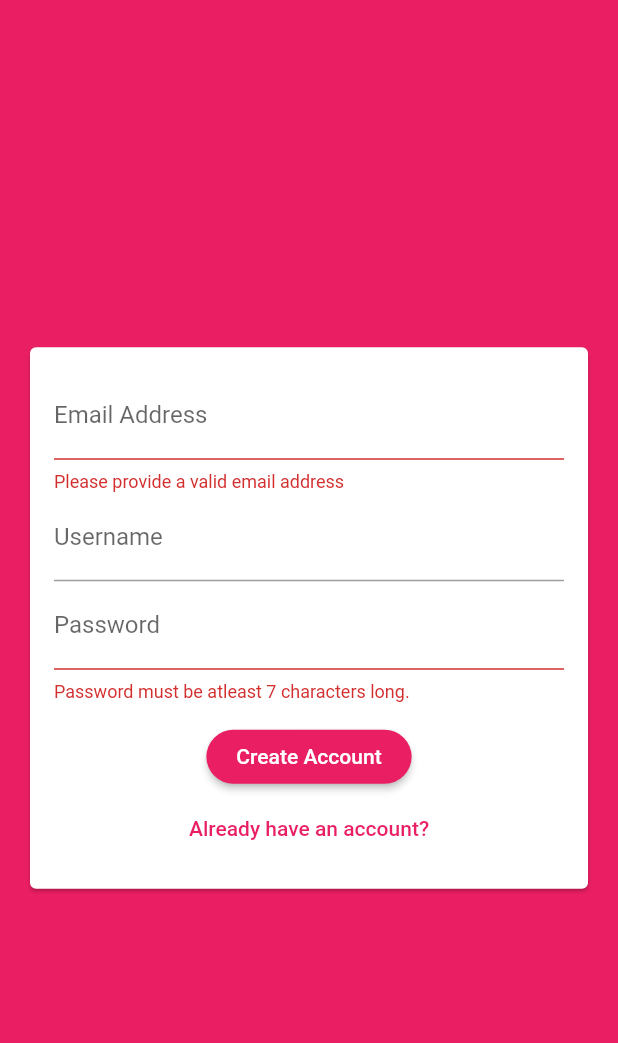
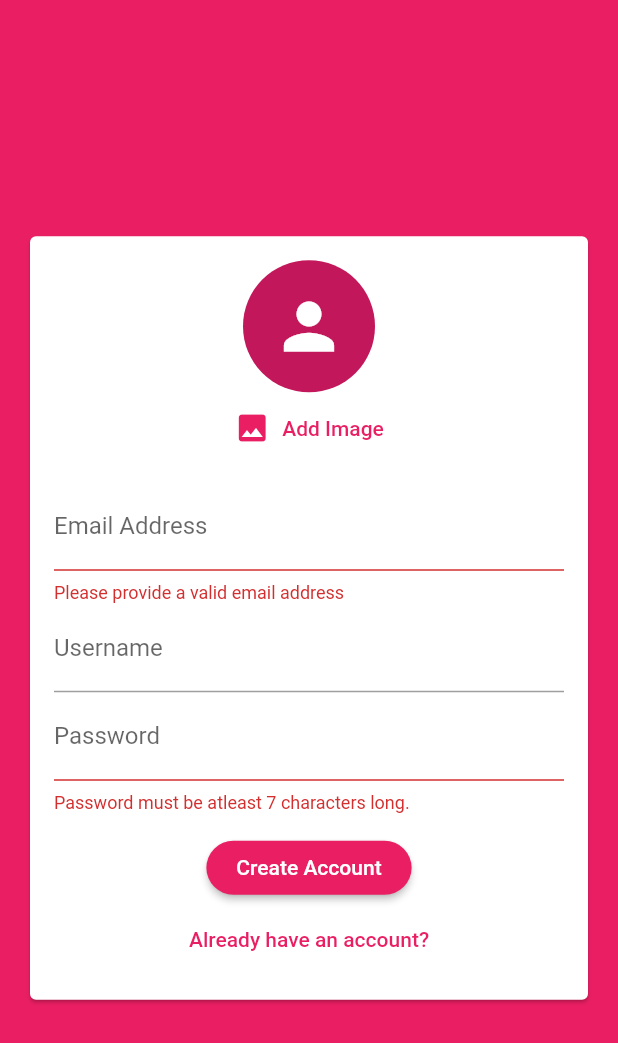
Before and after one commit to abubakrmuhammad/chat_app, a Flutter app: the screen it shows after launch, after a tap on "Login", after a tap on "Create new account", on a phone screen of 412 x 824 dp. Shown: the top 1043 px of the screen. Run offline on Flutter 3.47's test engine with Material 2 defaults, Android fonts, the phone set to English and light mode, and no system bars; our stand-ins replace cloud_firestore, firebase_auth, firebase_core, firebase_storage, image_picker; accounts and stored records are empty.

Commit message:
add user image upload

```diff
--- a/lib/screens/auth_screen.dart
+++ b/lib/screens/auth_screen.dart
@@ -1,5 +1,8 @@
+import 'dart:io';
+
 import 'package:cloud_firestore/cloud_firestore.dart';
 import 'package:firebase_auth/firebase_auth.dart';
+import 'package:firebase_storage/firebase_storage.dart';
 import 'package:flutter/material.dart';
 
 import 'package:chat_app/widgets/auth_form.dart';
@@ -23,6 +26,7 @@ class _AuthScreenState extends State<AuthScreen> {
     required String username,
     required String password,
     required bool isLogin,
+    required File image,
   }) async {
     final UserCredential userCredential;
 
@@ -45,12 +49,22 @@ class _AuthScreenState extends State<AuthScreen> {
         final newUser = userCredential.user;
 
         if (newUser != null) {
+          final imageRef = FirebaseStorage.instance
+              .ref()
+              .child('user_images')
+              .child('${newUser.uid}.jpg');
+
+          await imageRef.putFile(image);
+
+          final imageUrl = await imageRef.getDownloadURL();
+
           await FirebaseFirestore.instance
               .collection('users')
               .doc(newUser.uid)
               .set({
             'username': username,
             'email': email,
+            'imageUrl': imageUrl,
           });
         }
       }
@@ -77,12 +91,16 @@ class _AuthScreenState extends State<AuthScreen> {
           break;
       }
 
+      ScaffoldMessenger.of(context).hideCurrentSnackBar();
+
       ScaffoldMessenger.of(context).showSnackBar(
-        _ErrorSnackBar(text: message, context: context),
+        AuthErrorSnackBar(text: message, context: context),
       );
     } catch (e) {
+      ScaffoldMessenger.of(context).hideCurrentSnackBar();
+
       ScaffoldMessenger.of(context).showSnackBar(
-        _ErrorSnackBar(text: 'Something went wrong', context: context),
+        AuthErrorSnackBar(text: 'Something went wrong', context: context),
       );
     } finally {
       setState(() {
@@ -112,8 +130,8 @@ class _AuthScreenState extends State<AuthScreen> {
   }
 }
 
-class _ErrorSnackBar extends SnackBar {
-  _ErrorSnackBar({
+class AuthErrorSnackBar extends SnackBar {
+  AuthErrorSnackBar({
     Key? key,
     required this.text,
     required this.context,
--- a/lib/widgets/auth_form.dart
+++ b/lib/widgets/auth_form.dart
@@ -1,3 +1,7 @@
+import 'dart:io';
+
+import 'package:chat_app/screens/auth_screen.dart';
+import 'package:chat_app/widgets/user_image_picker.dart';
 import 'package:flutter/material.dart';
 
 class AuthForm extends StatefulWidget {
@@ -6,6 +10,7 @@ class AuthForm extends StatefulWidget {
     required String username,
     required String password,
     required bool isLogin,
+    required File image,
   }) submitForm;
   final bool isLoading;
 
@@ -27,10 +32,25 @@ class _AuthFormState extends State<AuthForm> {
   String _username = '';
   String _email = '';
   String _password = '';
+  File? _userImage;
+
+  void _saveImage(File pickedImage) {
+    _userImage = pickedImage;
+  }
 
   void _submitHandler() {
-    final isValid = _formKey.currentState!.validate();
+    final isValid = _formKey.currentState!.validate() && _userImage != null;
     FocusScope.of(context).unfocus();
+
+    if (!_isLogin && _userImage == null) {
+      ScaffoldMessenger.of(context).hideCurrentSnackBar();
+
+      ScaffoldMessenger.of(context).showSnackBar(
+        AuthErrorSnackBar(text: 'Please pick an image', context: context),
+      );
+
+      return;
+    }
 
     if (isValid) {
       _formKey.currentState!.save();
@@ -39,6 +59,7 @@ class _AuthFormState extends State<AuthForm> {
         email: _email.trim(),
         username: _username.trim(),
         password: _password,
+        image: _userImage!,
         isLogin: _isLogin,
       );
     }
@@ -56,6 +77,7 @@ class _AuthFormState extends State<AuthForm> {
             child: Column(
               mainAxisSize: MainAxisSize.min,
               children: [
+                if (!_isLogin) UserImagePicker(_saveImage),
                 TextFormField(
                   key: const ValueKey('email'),
                   keyboardType: TextInputType.emailAddress,
--- /dev/null
+++ b/lib/widgets/user_image_picker.dart
@@ -0,0 +1,56 @@
+import 'dart:io';
+
+import 'package:flutter/material.dart';
+import 'package:image_picker/image_picker.dart';
+
+class UserImagePicker extends StatefulWidget {
+  final void Function(File) saveImage;
+  const UserImagePicker(this.saveImage, {Key? key}) : super(key: key);
+
+  @override
+  State<UserImagePicker> createState() => _UserImagePickerState();
+}
+
+class _UserImagePickerState extends State<UserImagePicker> {
+  File? _pickedImage;
+
+  void _pickImage() async {
+    final picker = ImagePicker();
+    final XFile? image = await picker.pickImage(
+      source: ImageSource.gallery,
+      imageQuality: 50,
+      maxWidth: 200,
+    );
+
+    if (image == null) return;
+
+    File imageFile = File(image.path);
+
+    setState(() {
+      _pickedImage = imageFile;
+    });
+
+    widget.saveImage(imageFile);
+  }
+
+  @override
+  Widget build(BuildContext context) {
+    return Column(
+      children: [
+        CircleAvatar(
+          radius: 44,
+          backgroundImage:
+              _pickedImage != null ? FileImage(_pickedImage!) : null,
+          child:
+              _pickedImage == null ? const Icon(Icons.person, size: 50) : null,
+        ),
+        TextButton.icon(
+          onPressed: _pickImage,
+          icon: const Icon(Icons.image),
+          label: const Text('Add Image'),
+        ),
+        const SizedBox(height: 12),
+      ],
+    );
+  }
+}
--- a/pubspec.yaml
+++ b/pubspec.yaml
@@ -36,6 +36,8 @@ dependencies:
   firebase_core: ^1.20.0
   cloud_firestore: ^3.4.3
   firebase_auth: ^3.6.2
+  image_picker: ^0.8.5+3
+  firebase_storage: ^10.3.4
 
 dev_dependencies:
   flutter_test:
```
Also changed, not shown: pubspec.lock.
